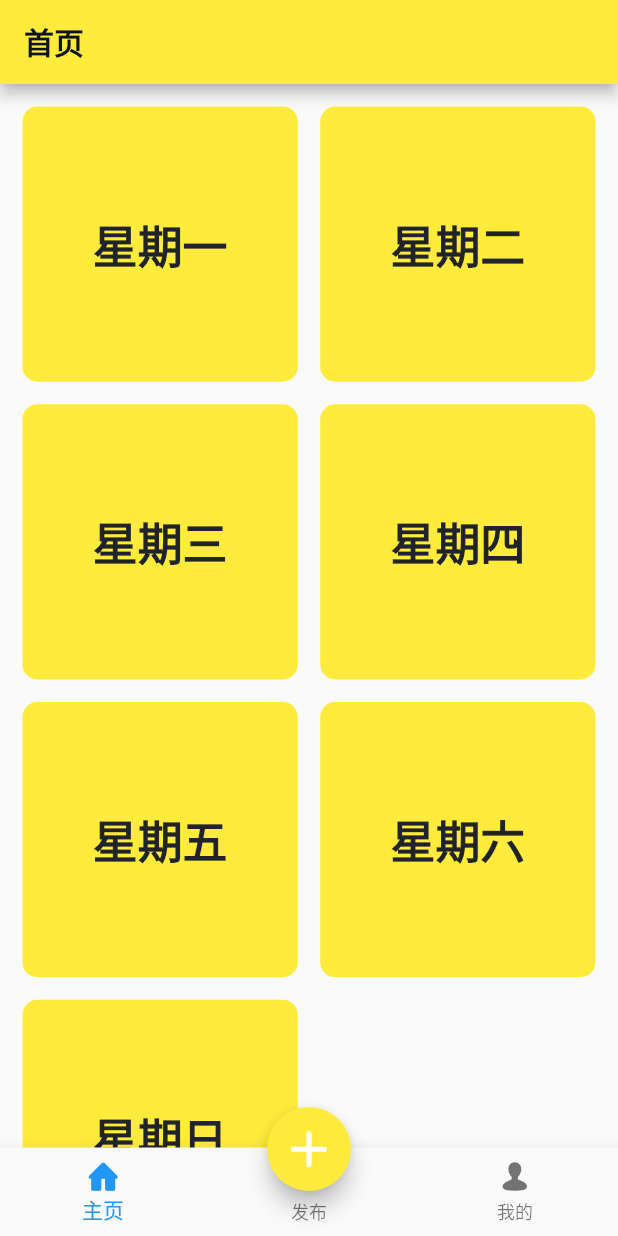
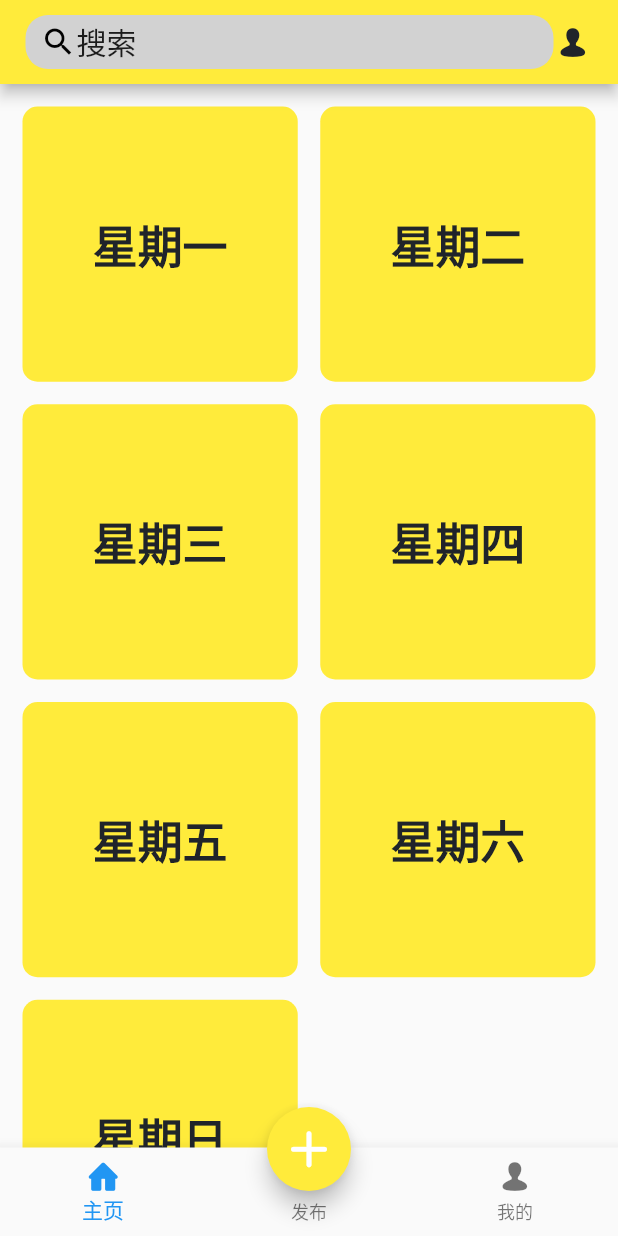
Before and after one commit to leizhu900516/weekFoods, a Flutter app: the screen it shows after launch, on a phone screen of 412 x 824 dp. Run offline on Flutter 3.47's test engine with Material 2 defaults, Android fonts, the phone set to English and light mode, and no system bars; our stand-ins replace image_picker, sqflite; accounts and stored records are empty.

Commit message:
日常更新

```diff
--- a/lib/pages/Home.dart
+++ b/lib/pages/Home.dart
@@ -4,6 +4,7 @@
 */
 import 'package:flutter/material.dart';
 import 'FoodsList.dart';
+
 
 class HomePage extends StatefulWidget{
   @override
@@ -23,14 +24,26 @@ class _HomePage extends State<HomePage>{
     // TODO: implement build
     return Scaffold(
       appBar: AppBar(
-        title: Row(
+        title:Row(
           children: <Widget>[
-           Text("首页",style: TextStyle(
-             color: Color(0xFF0B131B),
-             fontWeight: FontWeight.bold,
-           ),)
+            Container(
+              width: MediaQuery.of(context).size.width-60,
+              margin: EdgeInsets.all(1.0),
+              padding: EdgeInsets.only(left: 10.0,right: 0,top: 3.0,bottom: 3.0),
+              decoration: BoxDecoration(
+                  color: Color(0xFFD2D2D2),
+                  borderRadius: BorderRadius.all(Radius.circular(15.0))
+              ),
+              child: Row(
+                children: <Widget>[
+                  Icon(Icons.search),
+                  Text("搜索"),
+                ],
+              ),
+            ),
+            Icon(IconData(0xe616,fontFamily: 'AppIconFont'),color: Color(0xFF20242A),),
           ],
-        ),
+        ) ,
       ),
 
       body: GridView.count(
--- a/pubspec.yaml
+++ b/pubspec.yaml
@@ -25,6 +25,7 @@ dependencies:
   cupertino_icons: ^0.1.2
   image_picker: ^0.6.0+2
   sqflite: ^1.1.0
+  flutter_staggered_grid_view: ^0.2.7
 
 dev_dependencies:
   flutter_test:
```
Also changed, not shown: lib/pages/FoodsList.dart (+36 -1 lines), pubspec.lock.
